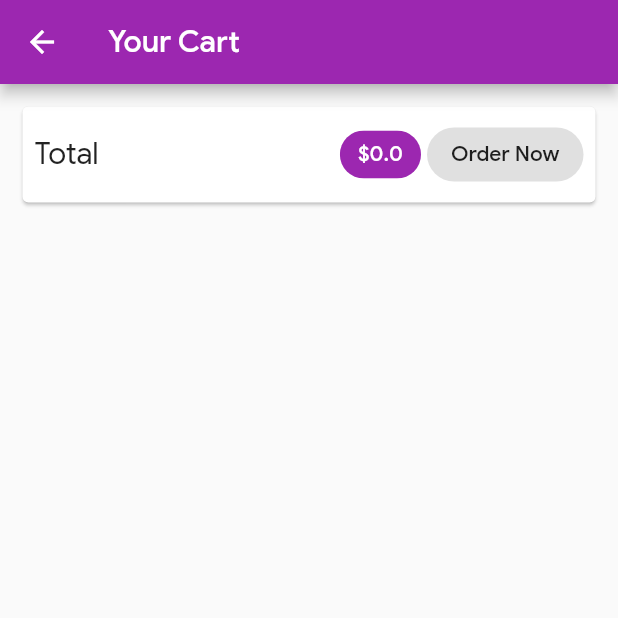
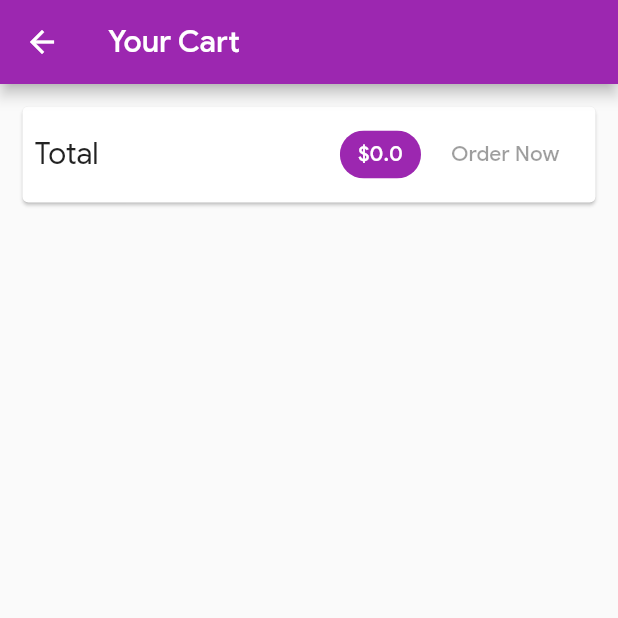
Before and after one commit to Amitpatil215/Shop-Ace, a Flutter app: the CartScreen screen opened by its route, on a phone screen of 412 x 824 dp, the top half of it. Run offline on Flutter 3.47's test engine with Material 2 defaults, Android fonts, the phone set to English and light mode, and no system bars; network calls fail.

Commit message:
Storing Orders in firebase &  showing Loading spinner on Button

```diff
--- a/lib/screens/cart_screen.dart
+++ b/lib/screens/cart_screen.dart
@@ -46,22 +46,7 @@ class CartScreen extends StatelessWidget {
                   SizedBox(
                     width: 4,
                   ),
-                  FlatButton(
-                    color: Colors.black12,
-                    shape: RoundedRectangleBorder(
-                      borderRadius: BorderRadius.circular(20),
-                    ),
-                    onPressed: () {
-                      //Sending info to Orders
-                      Provider.of<Orders>(context, listen: false).addOrder(
-                        cart.items.values.toList(),
-                        cart.totalAmount,
-                      );
-                      //Clearing Cart items
-                      cart.clearCart();
-                    },
-                    child: Text("Order Now"),
-                  )
+                  OrderButton(cart: cart)
                 ],
               ),
             ),
@@ -94,3 +79,53 @@ class CartScreen extends StatelessWidget {
     );
   }
 }
+
+//We wanna show progress indicator at the order botton
+// so for making it state full extracting widget
+class OrderButton extends StatefulWidget {
+  const OrderButton({
+    Key key,
+    @required this.cart,
+  }) : super(key: key);
+
+  final Cart cart;
+
+  @override
+  _OrderButtonState createState() => _OrderButtonState();
+}
+
+class _OrderButtonState extends State<OrderButton> {
+  var _isLoading = false;
+
+  @override
+  Widget build(BuildContext context) {
+    return FlatButton(
+      color: Colors.black12,
+      shape: RoundedRectangleBorder(
+        borderRadius: BorderRadius.circular(20),
+      ),
+      onPressed: (widget.cart.totalAmount <= 0 || _isLoading == true)
+          ? null
+          : () async {
+              setState(() {
+                _isLoading = true;
+              });
+              //Sending info to Orders
+              await Provider.of<Orders>(context, listen: false).addOrder(
+                widget.cart.items.values.toList(),
+                widget.cart.totalAmount,
+              );
+              setState(() {
+                _isLoading = false;
+              });
+              //Clearing Cart items
+              widget.cart.clearCart();
+            },
+      child: _isLoading
+          ? Center(
+              child: CircularProgressIndicator(),
+            )
+          : Text("Order Now"),
+    );
+  }
+}
```
Also changed, not shown: lib/providers/orders.dart (+31 -3 lines).
